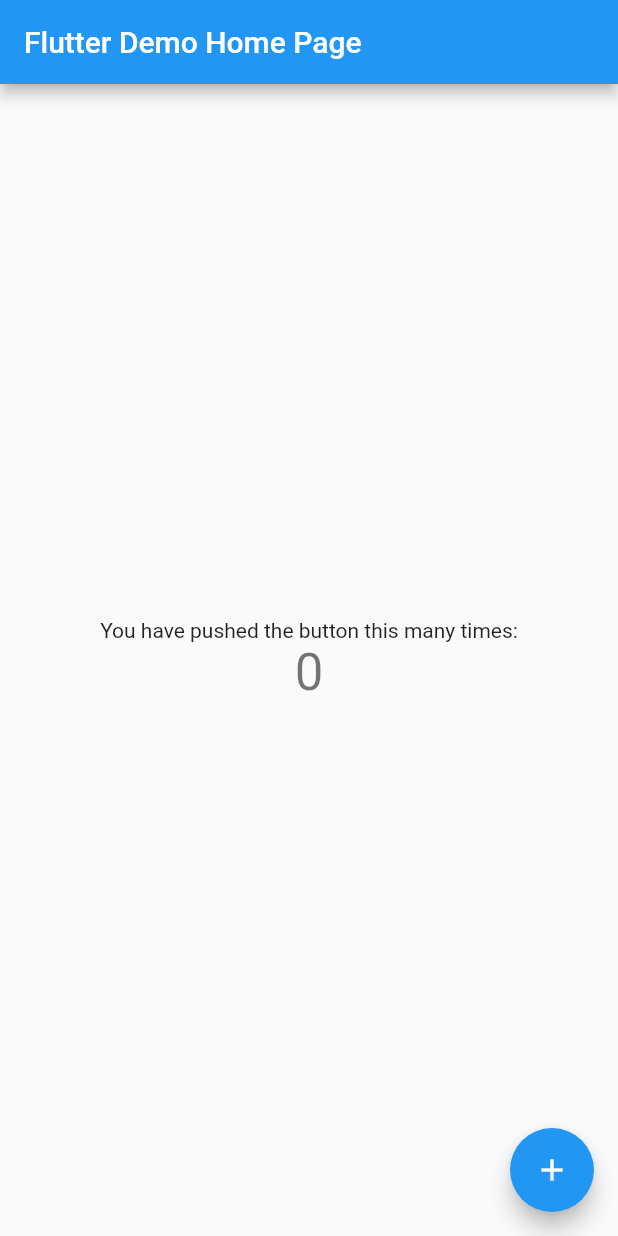
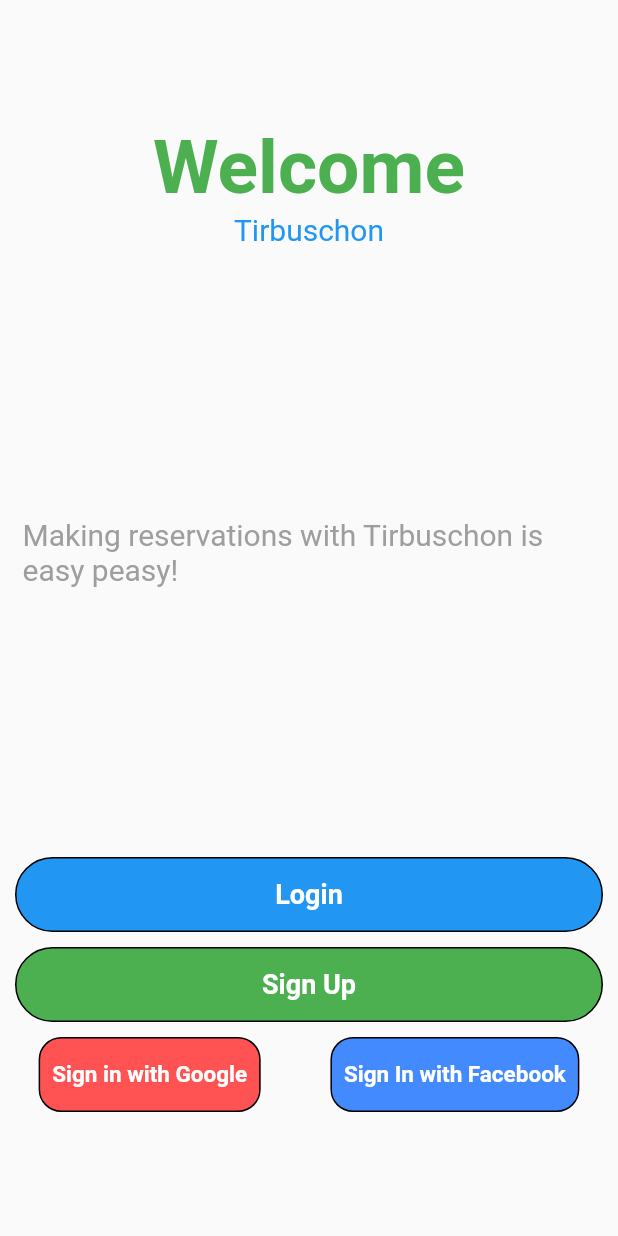
Before and after one commit to selincetiner/Tirbuschon, a Flutter app: the screen it shows after launch, on a phone screen of 412 x 824 dp. Run offline on Flutter 3.47's test engine with Material 2 defaults, Android fonts, the phone set to English and light mode, and no system bars.

Commit message:
first commit

```diff
--- a/lib/main.dart
+++ b/lib/main.dart
@@ -1,4 +1,5 @@
 import 'package:flutter/material.dart';
+import 'package:tirbuschon_feng497/welcomePage.dart';
 
 void main() {
   runApp(const MyApp());
@@ -11,105 +12,11 @@ class MyApp extends StatelessWidget {
   @override
   Widget build(BuildContext context) {
     return MaterialApp(
-      title: 'Flutter Demo',
+      title: 'Tirbuschon Demo',
       theme: ThemeData(
-        // This is the theme of your application.
-        //
-        // Try running your application with "flutter run". You'll see the
-        // application has a blue toolbar. Then, without quitting the app, try
-        // changing the primarySwatch below to Colors.green and then invoke
-        // "hot reload" (press "r" in the console where you ran "flutter run",
-        // or simply save your changes to "hot reload" in a Flutter IDE).
-        // Notice that the counter didn't reset back to zero; the application
-        // is not restarted.
         primarySwatch: Colors.blue,
       ),
-      home: const MyHomePage(title: 'Flutter Demo Home Page'),
+      home: const WelcomePage(),
     );
   }
 }
-
-class MyHomePage extends StatefulWidget {
-  const MyHomePage({Key? key, required this.title}) : super(key: key);
-
-  // This widget is the home page of your application. It is stateful, meaning
-  // that it has a State object (defined below) that contains fields that affect
-  // how it looks.
-
-  // This class is the configuration for the state. It holds the values (in this
-  // case the title) provided by the parent (in this case the App widget) and
-  // used by the build method of the State. Fields in a Widget subclass are
-  // always marked "final".
-
-  final String title;
-
-  @override
-  State<MyHomePage> createState() => _MyHomePageState();
-}
-
-class _MyHomePageState extends State<MyHomePage> {
-  int _counter = 0;
-
-  void _incrementCounter() {
-    setState(() {
-      // This call to setState tells the Flutter framework that something has
-      // changed in this State, which causes it to rerun the build method below
-      // so that the display can reflect the updated values. If we changed
-      // _counter without calling setState(), then the build method would not be
-      // called again, and so nothing would appear to happen.
-      _counter++;
-    });
-  }
-
-  @override
-  Widget build(BuildContext context) {
-    // This method is rerun every time setState is called, for instance as done
-    // by the _incrementCounter method above.
-    //
-    // The Flutter framework has been optimized to make rerunning build methods
-    // fast, so that you can just rebuild anything that needs updating rather
-    // than having to individually change instances of widgets.
-    return Scaffold(
-      appBar: AppBar(
-        // Here we take the value from the MyHomePage object that was created by
-        // the App.build method, and use it to set our appbar title.
-        title: Text(widget.title),
-      ),
-      body: Center(
-        // Center is a layout widget. It takes a single child and positions it
-        // in the middle of the parent.
-        child: Column(
-          // Column is also a layout widget. It takes a list of children and
-          // arranges them vertically. By default, it sizes itself to fit its
-          // children horizontally, and tries to be as tall as its parent.
-          //
-          // Invoke "debug painting" (press "p" in the console, choose the
-          // "Toggle Debug Paint" action from the Flutter Inspector in Android
-          // Studio, or the "Toggle Debug Paint" command in Visual Studio Code)
-          // to see the wireframe for each widget.
-          //
-          // Column has various properties to control how it sizes itself and
-          // how it positions its children. Here we use mainAxisAlignment to
-          // center the children vertically; the main axis here is the vertical
-          // axis because Columns are vertical (the cross axis would be
-          // horizontal).
-          mainAxisAlignment: MainAxisAlignment.center,
-          children: <Widget>[
-            const Text(
-              'You have pushed the button this many times:',
-            ),
-            Text(
-              '$_counter',
-              style: Theme.of(context).textTheme.headline4,
-            ),
-          ],
-        ),
-      ),
-      floatingActionButton: FloatingActionButton(
-        onPressed: _incrementCounter,
-        tooltip: 'Increment',
-        child: const Icon(Icons.add),
-      ), // This trailing comma makes auto-formatting nicer for build methods.
-    );
-  }
-}
--- /dev/null
+++ b/lib/welcomePage.dart
@@ -0,0 +1,183 @@
+import 'package:flutter/material.dart';
+
+import 'Auth/loginPage.dart';
+import 'Auth/signUpPage.dart';
+import 'Core/mainPage.dart';
+
+class WelcomePage extends StatefulWidget {
+  const WelcomePage({Key? key}) : super(key: key);
+
+  @override
+  _WelcomePageState createState() => _WelcomePageState();
+}
+
+class _WelcomePageState extends State<WelcomePage> {
+  @override
+  Widget build(BuildContext context) {
+    return Scaffold(
+      body: Column(
+        mainAxisAlignment: MainAxisAlignment.spaceAround,
+        children: [
+          Container(
+            alignment: Alignment.center,
+            child: Column(
+              children: const [
+                Text(
+                  "Welcome",
+                  style: TextStyle(
+                    color: Colors.green,
+                    fontSize: 50,
+                    fontWeight: FontWeight.bold,
+                  ),
+                ),
+                Text(
+                  "Tirbuschon",
+                  style: TextStyle(
+                    color: Colors.blue,
+                    fontSize: 20,
+                  ),
+                ),
+              ],
+            ),
+          ),
+          const Padding(
+            padding: EdgeInsets.all(15.0),
+            child: Text(
+              "Making reservations with Tirbuschon is easy peasy!",
+              style: TextStyle(
+                color: Colors.grey,
+                fontSize: 20,
+              ),
+            ),
+          ),
+          Column(
+            children: [
+              Container(
+                height: 50,
+                width: MediaQuery.of(context).size.width - 20,
+                child: TextButton(
+                  onPressed: () {
+                    Navigator.push(
+                      context,
+                      MaterialPageRoute(
+                          builder: (context) => const LoginPage()),
+                    );
+                  },
+                  child: const Text(
+                    "Login",
+                    style: TextStyle(
+                      color: Colors.white,
+                      fontSize: 18,
+                      fontWeight: FontWeight.bold,
+                    ),
+                  ),
+                ),
+                decoration: BoxDecoration(
+                  color: Colors.blue,
+                  borderRadius: BorderRadius.circular(30),
+                  border: Border.all(width: 1),
+                ),
+              ),
+              const SizedBox(
+                height: 10,
+              ),
+              Container(
+                height: 50,
+                width: MediaQuery.of(context).size.width - 20,
+                child: TextButton(
+                  onPressed: () {
+                    Navigator.push(
+                      context,
+                      MaterialPageRoute(
+                          builder: (context) => const SignUpPage()),
+                    );
+                  },
+                  child: const Text(
+                    "Sign Up",
+                    style: TextStyle(
+                      color: Colors.white,
+                      fontSize: 18,
+                      fontWeight: FontWeight.bold,
+                    ),
+                  ),
+                ),
+                decoration: BoxDecoration(
+                  color: Colors.green,
+                  borderRadius: BorderRadius.circular(30),
+                  border: Border.all(width: 1),
+                ),
+              ),
+              const SizedBox(
+                height: 10,
+              ),
+              Row(
+                mainAxisAlignment: MainAxisAlignment.spaceEvenly,
+                children: <Widget>[
+                  Padding(
+                    padding: const EdgeInsets.fromLTRB(5, 0, 0, 0),
+                    child: Expanded(
+                      child: Container(
+                        child: TextButton(
+                          onPressed: () {
+                            Navigator.push(
+                              context,
+                              MaterialPageRoute(
+                                  builder: (context) => const MainPage()),
+                            );
+                          },
+                          child: const Text(
+                            "Sign in with Google",
+                            style: TextStyle(
+                              color: Colors.white,
+                              fontSize: 15,
+                              fontWeight: FontWeight.bold,
+                            ),
+                          ),
+                        ),
+                        decoration: BoxDecoration(
+                          color: Colors.redAccent,
+                          borderRadius: BorderRadius.circular(15),
+                          border: Border.all(width: 1),
+                        ),
+                      ),
+                    ),
+                  ),
+                  const SizedBox(width: 5),
+                  Padding(
+                    padding: const EdgeInsets.fromLTRB(0, 0, 5, 0),
+                    child: Expanded(
+                      child: Container(
+                        child: TextButton(
+                          onPressed: () {
+                            Navigator.push(
+                              context,
+                              MaterialPageRoute(
+                                  builder: (context) => const MainPage()),
+                            );
+                          },
+                          child: const Text(
+                            "Sign In with Facebook",
+                            style: TextStyle(
+                              color: Colors.white,
+                              fontSize: 15,
+                              fontWeight: FontWeight.bold,
+                            ),
+                          ),
+                        ),
+                        decoration: BoxDecoration(
+                          color: Colors.blueAccent,
+                          borderRadius: BorderRadius.circular(15),
+                          border: Border.all(width: 1),
+                        ),
+                      ),
+                    ),
+                  ),
+                ],
+              ),
+            ],
+          ),
+        ],
+      ),
+    );
+  }
+}
```
Also changed, not shown: lib/Auth/forgetPassword.dart (added, +61 -0 lines), lib/Auth/loginPage.dart (added, +123 -0 lines), lib/Auth/signUpPage.dart (added, +112 -0 lines), lib/Core/mainPage.dart (added, +49 -0 lines).
